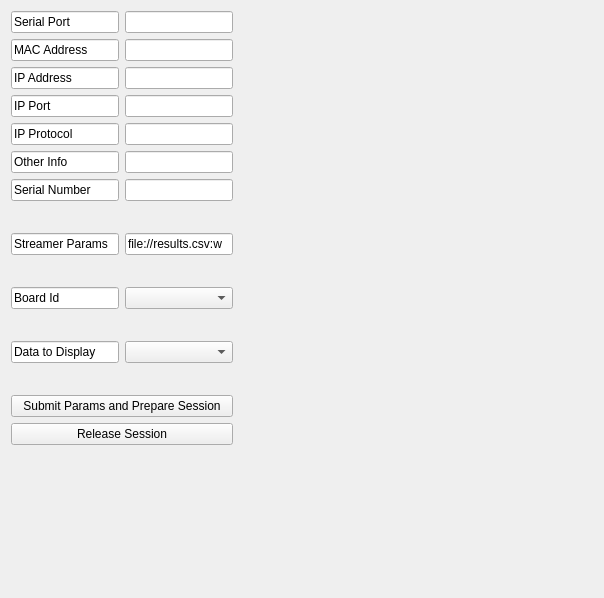
Above: applications/mne_scan/plugins/brainflowboard/FormFiles/brainflowsetupwidget.ui from mne-tools/mne-cpp before the change. Below: the same form after it.
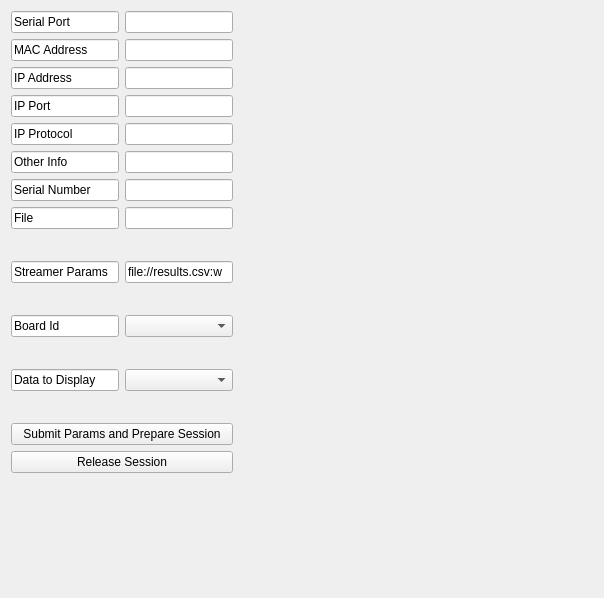
That is the form after the change.

Commit message: add new brainflow boards

Diff of the .ui file:
```diff
--- a/applications/mne_scan/plugins/brainflowboard/FormFiles/brainflowsetupwidget.ui
+++ b/applications/mne_scan/plugins/brainflowboard/FormFiles/brainflowsetupwidget.ui
@@ -91,7 +91,17 @@
      <item row="5" column="1">
       <widget class="QLineEdit" name="otherInfo"/>
      </item>
-     <item row="7" column="0" colspan="2">
+     <item row="6" column="0">
+      <widget class="QLineEdit" name="lineEdit_4">
+       <property name="text">
+        <string>Serial Number</string>
+       </property>
+      </widget>
+     </item>
+     <item row="6" column="1">
+      <widget class="QLineEdit" name="serialNumber"/>
+     </item>
+     <item row="8" column="0" colspan="2">
       <spacer name="horizontalSpacer_3">
        <property name="orientation">
         <enum>Qt::Horizontal</enum>
@@ -104,7 +114,7 @@
        </property>
       </spacer>
      </item>
-     <item row="8" column="0">
+     <item row="9" column="0">
       <widget class="QLineEdit" name="lineEdit_15">
        <property name="text">
         <string>Streamer Params</string>
@@ -114,14 +124,14 @@
        </property>
       </widget>
      </item>
-     <item row="8" column="1">
+     <item row="9" column="1">
       <widget class="QLineEdit" name="streamerParams">
        <property name="text">
         <string>file://results.csv:w</string>
        </property>
       </widget>
      </item>
-     <item row="9" column="0" colspan="2">
+     <item row="10" column="0" colspan="2">
       <spacer name="horizontalSpacer">
        <property name="orientation">
         <enum>Qt::Horizontal</enum>
@@ -134,7 +144,7 @@
        </property>
       </spacer>
      </item>
-     <item row="10" column="0">
+     <item row="11" column="0">
       <widget class="QLineEdit" name="lineEdit_13">
        <property name="text">
         <string>Board Id</string>
@@ -144,10 +154,10 @@
        </property>
       </widget>
      </item>
-     <item row="10" column="1">
+     <item row="11" column="1">
       <widget class="QComboBox" name="boardId"/>
      </item>
-     <item row="11" column="0" colspan="2">
+     <item row="12" column="0" colspan="2">
       <spacer name="horizontalSpacer_2">
        <property name="orientation">
         <enum>Qt::Horizontal</enum>
@@ -160,7 +170,7 @@
        </property>
       </spacer>
      </item>
-     <item row="12" column="0">
+     <item row="13" column="0">
       <widget class="QLineEdit" name="lineEdit_2">
        <property name="text">
         <string>Data to Display</string>
@@ -170,45 +180,45 @@
        </property>
       </widget>
      </item>
-     <item row="12" column="1">
+     <item row="13" column="1">
       <widget class="QComboBox" name="dataType"/>
      </item>
-     <item row="13" column="0" colspan="2">
-      <spacer name="horizontalSpacer_4">
-       <property name="orientation">
-        <enum>Qt::Horizontal</enum>
-       </property>
-       <property name="sizeHint" stdset="0">
-        <size>
-         <width>40</width>
-         <height>20</height>
-        </size>
-       </property>
-      </spacer>
-     </item>
-     <item row="15" column="0" colspan="2">
+     <item row="17" column="0" colspan="2">
       <widget class="QPushButton" name="prepareSession">
        <property name="text">
         <string>Submit Params and Prepare Session</string>
        </property>
       </widget>
      </item>
-     <item row="16" column="0" colspan="2">
+     <item row="18" column="0" colspan="2">
       <widget class="QPushButton" name="releaseSession">
        <property name="text">
         <string>Release Session</string>
        </property>
       </widget>
      </item>
-     <item row="6" column="0">
-      <widget class="QLineEdit" name="lineEdit_4">
+     <item row="7" column="0">
+      <widget class="QLineEdit" name="lineEdit_6">
        <property name="text">
-        <string>Serial Number</string>
+        <string>File</string>
        </property>
       </widget>
      </item>
-     <item row="6" column="1">
-      <widget class="QLineEdit" name="serialNumber"/>
+     <item row="7" column="1">
+      <widget class="QLineEdit" name="file"/>
+     </item>
+     <item row="16" column="0" colspan="2">
+      <spacer name="horizontalSpacer_4">
+       <property name="orientation">
+        <enum>Qt::Horizontal</enum>
+       </property>
+       <property name="sizeHint" stdset="0">
+        <size>
+         <width>40</width>
+         <height>20</height>
+        </size>
+       </property>
+      </spacer>
      </item>
     </layout>
    </item>
@@ -219,8 +229,8 @@
      </property>
      <property name="sizeHint" stdset="0">
       <size>
-       <width>337</width>
-       <height>421</height>
+       <width>40</width>
+       <height>20</height>
       </size>
      </property>
     </spacer>
@@ -233,7 +243,7 @@
      <property name="sizeHint" stdset="0">
       <size>
        <width>20</width>
-       <height>147</height>
+       <height>40</height>
       </size>
      </property>
     </spacer>
```
The commit also changes 1 other file.
